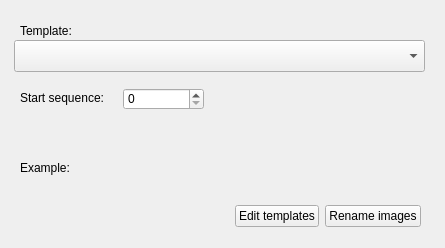
Old version of the form Dialogs/renamefiledlg.ui in the repository towhee/Winnow64.
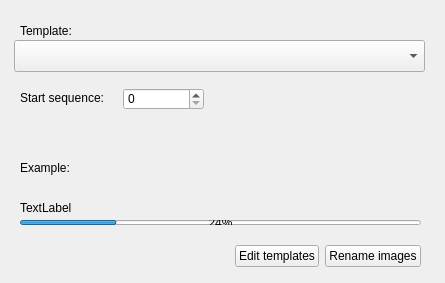
New version of the form.

What changed in the file:
```diff
--- a/Dialogs/renamefiledlg.ui
+++ b/Dialogs/renamefiledlg.ui
@@ -7,7 +7,7 @@
     <x>0</x>
     <y>0</y>
     <width>445</width>
-    <height>248</height>
+    <height>283</height>
    </rect>
   </property>
   <property name="sizePolicy">
@@ -35,7 +35,7 @@
    <property name="geometry">
     <rect>
      <x>20</x>
-     <y>200</y>
+     <y>240</y>
      <width>401</width>
      <height>32</height>
     </rect>
@@ -194,6 +194,32 @@
     <string/>
    </property>
   </widget>
+  <widget class="QProgressBar" name="progressBar">
+   <property name="geometry">
+    <rect>
+     <x>20</x>
+     <y>220</y>
+     <width>401</width>
+     <height>5</height>
+    </rect>
+   </property>
+   <property name="value">
+    <number>24</number>
+   </property>
+  </widget>
+  <widget class="QLabel" name="progressMsg">
+   <property name="geometry">
+    <rect>
+     <x>20</x>
+     <y>200</y>
+     <width>401</width>
+     <height>16</height>
+    </rect>
+   </property>
+   <property name="text">
+    <string>TextLabel</string>
+   </property>
+  </widget>
  </widget>
  <resources/>
  <connections/>
```
